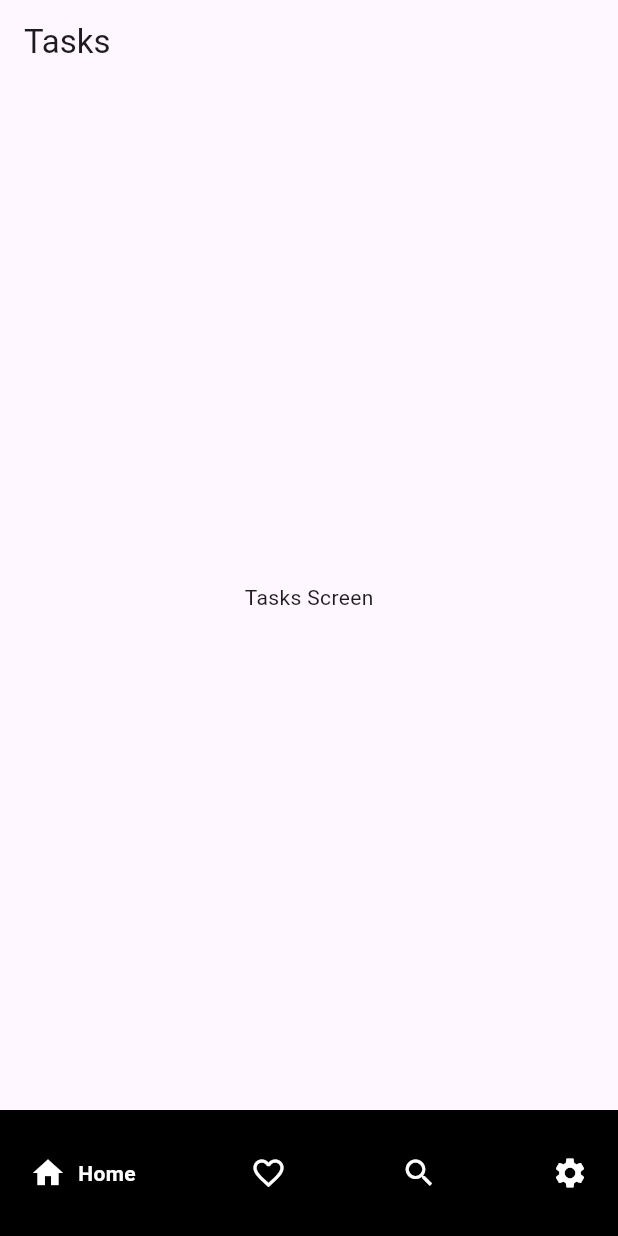
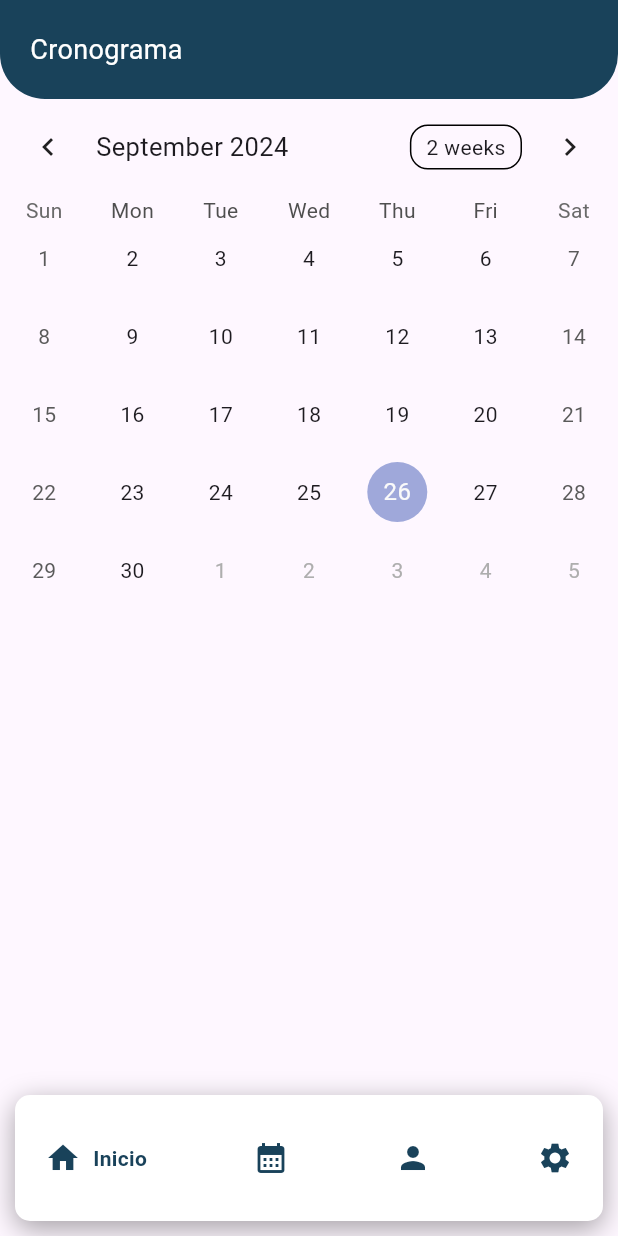
Before and after one commit to Edgar902/Itec_eduapp, a Flutter app: the screen it shows after launch, swiped to page 2, on a phone screen of 412 x 824 dp. Run offline on Flutter 3.47's test engine with Material 3 defaults, Android fonts, the phone set to English and light mode, and no system bars; drawn by our look-alikes of google_nav_bar, table_calendar; our stand-ins replace flutter_profile_picture.

Commit message:
Cronograma, perfil, configuracion

```diff
--- /dev/null
+++ b/lib/src/models/Event.dart
@@ -0,0 +1,4 @@
+class Event {
+  final String title;
+  Event(this.title);
+}
--- /dev/null
+++ b/lib/src/screens/calendar/events.dart
@@ -0,0 +1,54 @@
+// Suggested code may be subject to a license. Learn more: ~LicenseLog:1971757490.
+import 'package:flutter/material.dart';
+import 'package:flutter_profile_picture/flutter_profile_picture.dart';
+import 'package:myapp/src/models/Event.dart';
+import 'package:table_calendar/table_calendar.dart';
+
+class Events extends StatelessWidget {
+  DateTime _focusedDay = DateTime.now();
+  DateTime? _selectDay;
+  Map<DateTime, List<Event>> events = {};
+  List<Event> _events = [];
+  final DateTime firstDay = DateTime.utc(2010, 10, 16);
+  final DateTime lastDay = DateTime.utc(2030, 3, 14);
+
+  Events({super.key});
+
+  Widget build(BuildContext context) {
+    return Scaffold(
+      body: SizedBox(
+        child: ListView(
+          scrollDirection: Axis.vertical,
+          children: [
+            Container(
+                width: double.infinity,
+                decoration: const BoxDecoration(
+                    color: Color(0xFF19425A),
+                    borderRadius: BorderRadius.only(
+                        bottomLeft: Radius.circular(30),
+                        bottomRight: Radius.circular(30))),
+                padding: const EdgeInsets.all(20.0),
+                child: const Row(
+                  mainAxisAlignment: MainAxisAlignment.spaceBetween,
+                  children: <Widget>[
+                    Row(
+                      children: [
+                        Text(
+                          'Cronograma',
+                          style: TextStyle(color: Colors.white, fontSize: 18),
+                        ),
+                      ],
+                    ),
+                  ],
+                )),
+            Container(
+                child: TableCalendar(
+                    focusedDay: _focusedDay,
+                    firstDay: firstDay,
+                    lastDay: lastDay))
+          ],
+        ),
+      ),
+    );
+  }
+}
--- a/lib/src/screens/home/home_screen.dart
+++ b/lib/src/screens/home/home_screen.dart
@@ -1,8 +1,9 @@
 // Suggested code may be subject to a license. Learn more: ~LicenseLog:3786180388.
 import 'package:flutter/material.dart';
 import 'package:google_nav_bar/google_nav_bar.dart';
+import 'package:myapp/src/screens/calendar/events.dart';
 import 'package:myapp/src/screens/home/Homepage_screen.dart';
-import 'package:myapp/src/screens/tasks/tasks_screen.dart';
+import 'package:myapp/src/screens/user/user_screen.dart';
 
 class HomePage extends StatefulWidget {
   const HomePage({super.key});
@@ -44,26 +45,40 @@ class _HomePageState extends State<HomePage> {
             currentIndex = index;
           });
         },
-        children: const [HomepageScreen(), TasksScreen()],
+        children: [HomepageScreen(), Events(), user_screen()],
       )),
       bottomNavigationBar: Container(
-        color: Colors.black,
+        margin: EdgeInsets.symmetric(horizontal: 10.0, vertical: 10.0),
+        decoration: const BoxDecoration(
+            color: Colors.white,
+            boxShadow: [
+              BoxShadow(
+                color: Color.fromRGBO(0, 0, 0, 0.35),
+                blurRadius: 15,
+                spreadRadius: 0,
+                offset: Offset(
+                  0,
+                  5,
+                ),
+              ),
+            ],
+            borderRadius: BorderRadius.all(Radius.circular(10.0))),
         child: Padding(
           padding: const EdgeInsets.symmetric(horizontal: 10.0, vertical: 20),
           child: GNav(
-              backgroundColor: Colors.black,
-              color: Colors.white,
-              activeColor: Colors.white,
+              backgroundColor: Colors.white,
+              color: Color(0xFF19425A),
+              activeColor: Color(0xFF19425A),
               gap: 8,
               onTabChange: (index) {
                 _pageController.jumpToPage(index);
               },
               padding: const EdgeInsets.all(10),
               tabs: const [
-                GButton(icon: Icons.home, text: "Home"),
-                GButton(icon: Icons.favorite_border, text: "Likes"),
-                GButton(icon: Icons.search, text: "Search"),
-                GButton(icon: Icons.settings, text: "Settings"),
+                GButton(icon: Icons.home, text: "Inicio"),
+                GButton(icon: Icons.calendar_month, text: "Calendario"),
+                GButton(icon: Icons.person, text: "Perfil"),
+                GButton(icon: Icons.settings, text: "Configuracion"),
               ]),
         ),
       ),
--- a/pubspec.yaml
+++ b/pubspec.yaml
@@ -37,6 +37,8 @@ dependencies:
   cupertino_icons: ^1.0.6
   http: ^1.2.2
   google_nav_bar: ^5.0.6
+  table_calendar: ^3.1.2
+  flutter_profile_picture: ^2.0.0
 
 dev_dependencies:
   flutter_test:
```
Also changed, not shown: lib/src/screens/class/detail_screen.dart (+40 -14 lines), lib/src/screens/home/Homepage_screen.dart (+94 -106 lines), lib/src/screens/user/user_screen.dart (added, +49 -0 lines), lib/src/widget/WorkTile.dart (+6 -2 lines), pubspec.lock.
